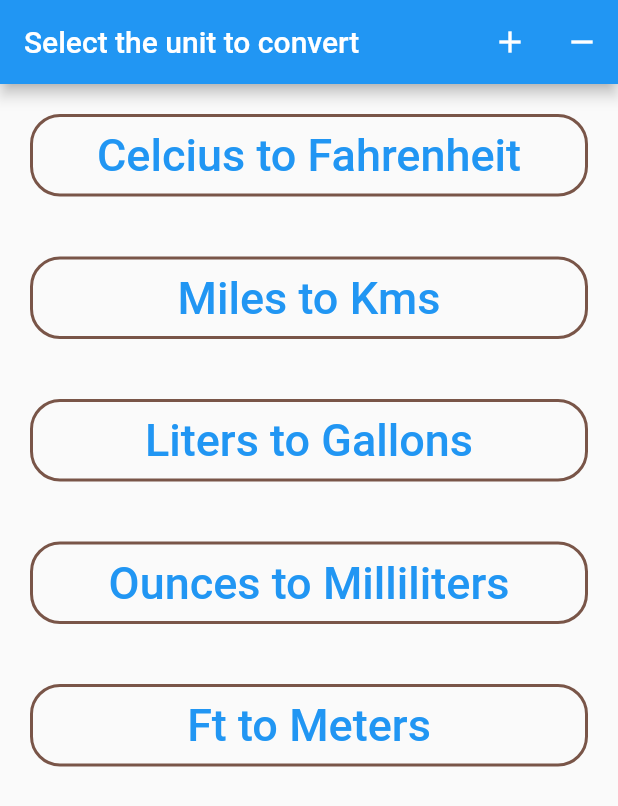
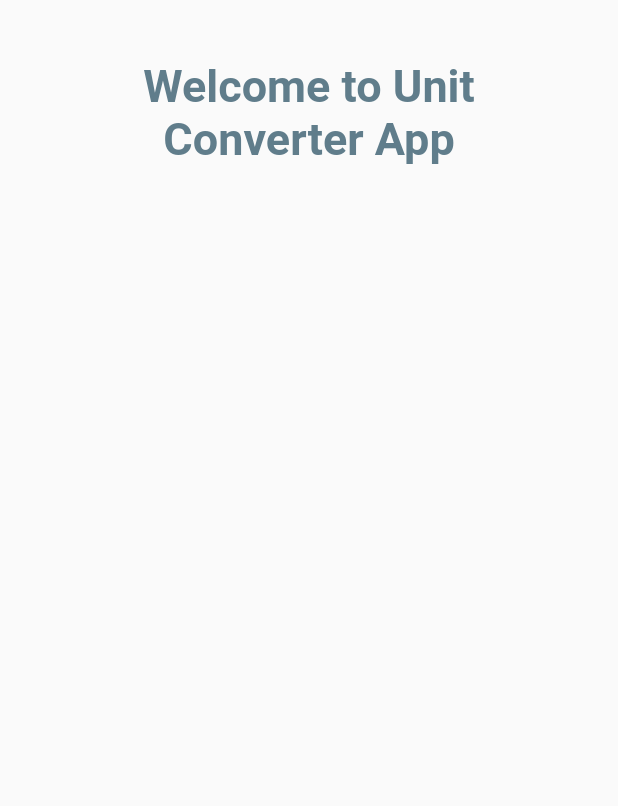
Before and after one commit to lokeshramamoorthi/anyconverter, a Flutter app: the screen it shows after launch, on a phone screen of 412 x 824 dp. Shown: the top 806 px of the screen. Run offline on Flutter 3.47's test engine with Material 2 defaults, Android fonts, the phone set to English and light mode, and no system bars.

Commit message:
New changes

```diff
--- a/lib/main.dart
+++ b/lib/main.dart
@@ -1,4 +1,5 @@
 import 'package:anyconverter/screens/coversionscreen.dart';
+import 'package:anyconverter/screens/loginpage.dart';
 import 'package:anyconverter/screens/unitselector.dart';
 import 'package:flutter/material.dart';
 
@@ -17,7 +18,7 @@ class MyApp extends StatelessWidget {
       theme: ThemeData(
         primarySwatch: Colors.blue,
       ),
-      home: UnitSelectorScreen(),
+      home: LoginScreen(),
       routes: {
         // When navigating to the "/second" route, build the SecondScreen widget.
         UnitSelectorScreen.routeName: (context) => UnitSelectorScreen(),
--- /dev/null
+++ b/lib/screens/loginpage.dart
@@ -0,0 +1,41 @@
+import 'package:flutter/material.dart';
+
+class LoginScreen extends StatefulWidget {
+  const LoginScreen({Key? key}) : super(key: key);
+
+  static final String routeName = "/LoginPage";
+
+  @override
+  State<LoginScreen> createState() => _LoginScreenState();
+}
+
+class _LoginScreenState extends State<LoginScreen> {
+  @override
+  Widget build(BuildContext context) {
+    return Scaffold(
+      body: SafeArea(
+        child: Center(
+          child: Column(
+            mainAxisAlignment: MainAxisAlignment.start,
+            crossAxisAlignment: CrossAxisAlignment.stretch,
+            children: [
+              Container(
+                padding: const EdgeInsets.all(20.0),
+                margin: const EdgeInsets.all(20.0),
+                child: Text(
+                  "Welcome to Unit Converter App",
+                  textAlign: TextAlign.center,
+                  style: TextStyle(
+                    fontWeight: FontWeight.bold,
+                    fontSize: 30.0,
+                    color: Colors.blueGrey,
+                  ),
+                ),
+              ),
+            ],
+          ),
+        ),
+      ),
+    );
+  }
+}
```
